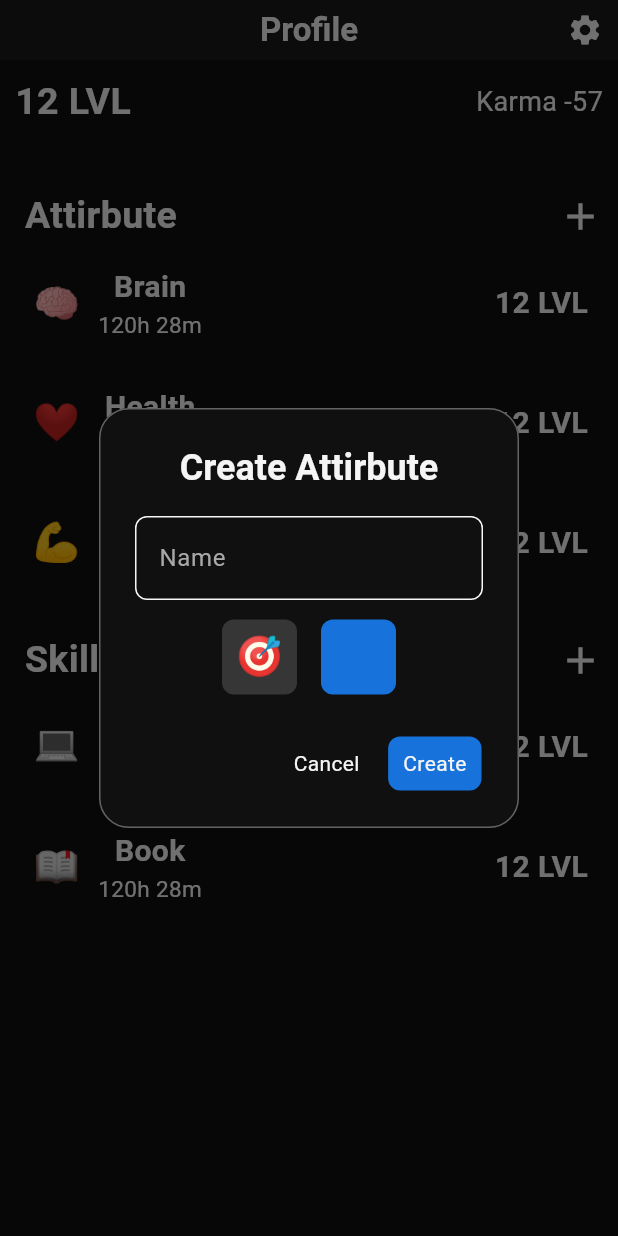
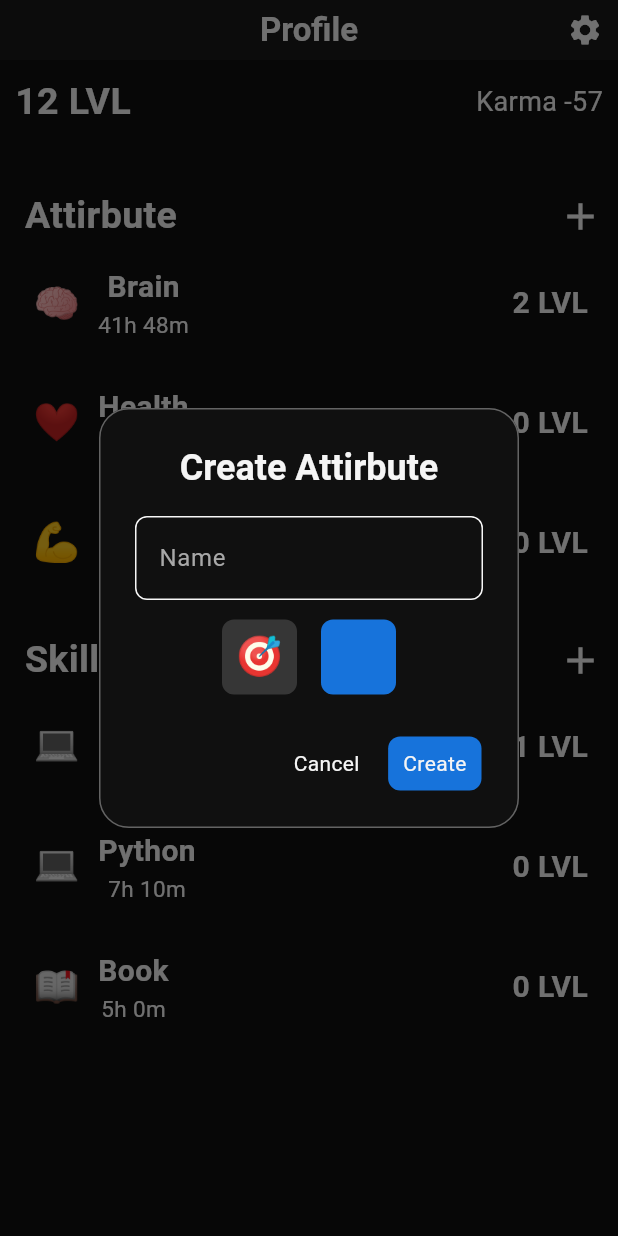
Before and after one commit to senabdulgani/gamify_todo, a Flutter app: the ProfilePage screen opened by its route, after a tap on the "add" icon, on a phone screen of 412 x 824 dp. Run offline on Flutter 3.47's test engine with Material 3 defaults, Android fonts, the phone set to English and light mode, and no system bars; our stand-ins replace device_info_plus, emoji_picker_flutter, flutter_screenutil, flutter_slidable, get, hive_flutter and 1 more; missing offline and left inert: duration_picker; accounts and stored records are empty.

Commit message:
toLevel && NavigatorService.goTo && TraitItemDetailed

```diff
--- a/lib/1 Core/extensions.dart
+++ b/lib/1 Core/extensions.dart
@@ -56,6 +56,13 @@ extension DurationFormatting on Duration {
     return "${minutes}m ${seconds}s";
   }
 
+  String textShort2hour() {
+    final hours = inHours.remainder(60);
+    final minutes = inMinutes.remainder(60);
+
+    return "${hours}h ${minutes}m";
+  }
+
   String textShort3() {
     final hours = inHours;
     final minutes = inMinutes.remainder(60);
@@ -70,6 +77,12 @@ extension DurationFormatting on Duration {
     } else {
       return textShort2();
     }
+  }
+
+  String toLevel() {
+    // TODO direkt her 15 saat 1 lvl olmasın. 1.1x olarak daha zorlaşsın mesela lvl atlamak veya 10,20,35,50,70,100 gibi manuel kontrol
+
+    return "${inHours ~/ 15} LVL";
   }
 }
 
--- a/lib/2 General/accessible.dart
+++ b/lib/2 General/accessible.dart
@@ -11,7 +11,7 @@ List<RutinModel> routineList = [
     id: 0,
     title: "Python",
     type: TaskTypeEnum.TIMER,
-    createdDate: DateTime.now(),
+    createdDate: DateTime.now().subtract(const Duration(days: 3)),
     startDate: DateTime.now(),
     isNotificationOn: false,
     remainingDuration: const Duration(hours: 1, minutes: 0),
@@ -21,7 +21,7 @@ List<RutinModel> routineList = [
     skillIDList: [1],
   ),
   RutinModel(
-    id: 0,
+    id: 1,
     title: "Meditasyon",
     type: TaskTypeEnum.TIMER,
     createdDate: DateTime.now(),
@@ -34,7 +34,7 @@ List<RutinModel> routineList = [
     skillIDList: [1],
   ),
   RutinModel(
-    id: 1,
+    id: 2,
     title: "Makale oku",
     type: TaskTypeEnum.COUNTER,
     createdDate: DateTime.now(),
@@ -46,7 +46,7 @@ List<RutinModel> routineList = [
     isCompleted: false,
   ),
   RutinModel(
-    id: 2,
+    id: 3,
     title: "Su iç",
     type: TaskTypeEnum.COUNTER,
     createdDate: DateTime.now(),
@@ -82,14 +82,21 @@ List<TraitModel> traitList = [
   ),
   // Skill
   TraitModel(
-    id: 0,
+    id: 3,
     title: 'Flutter',
     icon: "💻",
     type: TraitTypeEnum.SKILL,
     color: AppColors.red,
   ),
   TraitModel(
-    id: 1,
+    id: 4,
+    title: 'Python',
+    icon: "💻",
+    type: TraitTypeEnum.SKILL,
+    color: AppColors.yellow,
+  ),
+  TraitModel(
+    id: 5,
     title: 'Book',
     icon: "📖",
     type: TraitTypeEnum.SKILL,
--- a/lib/3 Page/Login/login_page.dart
+++ b/lib/3 Page/Login/login_page.dart
@@ -1,5 +1,7 @@
 import 'package:flutter/material.dart';
-import 'package:get/route_manager.dart';
+import 'package:gamify_todo/3%20Page/Login/register_page.dart';
+import 'package:gamify_todo/3%20Page/navbar_page_manager.dart';
+import 'package:gamify_todo/5%20Service/navigator_service.dart';
 
 class LoginApp extends StatelessWidget {
   const LoginApp({super.key});
@@ -64,7 +66,9 @@ class LoginScreen extends StatelessWidget {
       width: double.infinity,
       child: ElevatedButton(
         onPressed: () {
-          Get.toNamed('/navbar');
+          NavigatorService.goTo(
+            const NavbarPageManager(),
+          );
         },
         style: ElevatedButton.styleFrom(
           backgroundColor: Colors.blue,
@@ -82,7 +86,9 @@ class LoginScreen extends StatelessWidget {
       children: [
         GestureDetector(
           onTap: () {
-            Get.toNamed('/register');
+            NavigatorService.goTo(
+              const RegisterApp(),
+            );
           },
           child: const Text(
             'Hesap oluştur',
--- a/lib/3 Page/Profile/Widget/trait_item_detailed.dart
+++ b/lib/3 Page/Profile/Widget/trait_item_detailed.dart
@@ -1,5 +1,10 @@
 import 'package:flutter/material.dart';
+import 'package:gamify_todo/1%20Core/extensions.dart';
 import 'package:gamify_todo/2%20General/app_colors.dart';
+import 'package:gamify_todo/3%20Page/Trait%20Detail%20Page/tarit_detail_page.dart';
+import 'package:gamify_todo/5%20Service/navigator_service.dart';
+import 'package:gamify_todo/6%20Provider/task_provider.dart';
+import 'package:gamify_todo/7%20Enum/task_type_enum.dart';
 import 'package:gamify_todo/8%20Model/trait_model.dart';
 import 'package:get/route_manager.dart';
 
@@ -16,9 +21,28 @@ class TraitItemDetailed extends StatefulWidget {
 }
 
 class _TraitItemDetailedState extends State<TraitItemDetailed> {
+  late Duration totalDuration;
+
   @override
   void initState() {
     super.initState();
+
+    // TODO: burada her seferinde tüm listeyi kontrol etmek yerine bir üst sayfada tek seferde listeyi kontrol ederken süreleri dağıtmak olabilir mi?
+    // bu trait ile bağlantılı taskların sürelerini topla
+    totalDuration = TaskProvider().taskList.fold(
+      Duration.zero,
+      (previousValue, element) {
+        if (((element.skillIDList != null && element.skillIDList!.contains(widget.trait.id)) || (element.attirbuteIDList != null && element.attirbuteIDList!.contains(widget.trait.id))) && element.remainingDuration != null) {
+          return previousValue +
+              (element.type == TaskTypeEnum.CHECKBOX
+                  ? element.remainingDuration!
+                  : element.type == TaskTypeEnum.COUNTER
+                      ? element.remainingDuration! * element.currentCount!
+                      : element.currentDuration!);
+        }
+        return previousValue;
+      },
+    );
   }
 
   @override
@@ -30,7 +54,10 @@ class _TraitItemDetailedState extends State<TraitItemDetailed> {
         highlightColor: widget.trait.color,
         splashColor: widget.trait.color,
         onTap: () {
-          Get.toNamed('/traitDetail');
+          NavigatorService.goTo(
+            const TraitDetailPage(),
+            transition: Transition.rightToLeft,
+          );
         },
         child: Container(
           decoration: BoxDecoration(
@@ -60,18 +87,18 @@ class _TraitItemDetailedState extends State<TraitItemDetailed> {
                       fontWeight: FontWeight.bold,
                     ),
                   ),
-                  const Text(
-                    "120h 28m",
-                    style: TextStyle(
+                  Text(
+                    totalDuration.textShort2hour(),
+                    style: const TextStyle(
                       fontSize: 15,
                     ),
                   ),
                 ],
               ),
               const Spacer(),
-              const Text(
-                "12 LVL",
-                style: TextStyle(
+              Text(
+                totalDuration.toLevel(),
+                style: const TextStyle(
                   fontSize: 20,
                   fontWeight: FontWeight.bold,
                 ),
--- a/lib/3 Page/navbar_page_manager.dart
+++ b/lib/3 Page/navbar_page_manager.dart
@@ -1,10 +1,12 @@
 import 'package:flutter/material.dart';
 import 'package:gamify_todo/2%20General/app_colors.dart';
+import 'package:gamify_todo/3%20Page/Home/Add%20Task/add_task_page.dart';
 import 'package:gamify_todo/3%20Page/Home/home_page.dart';
 import 'package:gamify_todo/3%20Page/Profile/profile_page.dart';
 import 'package:gamify_todo/3%20Page/Store/store_page.dart';
+import 'package:gamify_todo/5%20Service/navigator_service.dart';
 import 'package:gamify_todo/6%20Provider/navbar_provider.dart';
-import 'package:get/route_manager.dart';
+import 'package:get/get_navigation/src/routes/transitions_type.dart';
 import 'package:provider/provider.dart';
 
 class NavbarPageManager extends StatefulWidget {
@@ -48,7 +50,10 @@ class _NavbarPageManagerState extends State<NavbarPageManager> with WidgetsBindi
                   borderRadius: AppColors.borderRadiusAll,
                 ),
                 onPressed: () {
-                  Get.toNamed('/addTask');
+                  NavigatorService.goTo(
+                    const AddTaskPage(),
+                    transition: Transition.downToUp,
+                  );
                 },
                 child: const Icon(Icons.add),
               )
--- a/lib/5 Service/navigator_service.dart
+++ b/lib/5 Service/navigator_service.dart
@@ -1,11 +1,36 @@
+import 'package:flutter/material.dart';
+import 'package:get/route_manager.dart';
 
-// ? veri gönder
+class NavigatorService {
+  static void goTo(
+    Widget page, {
+    Transition? transition,
+  }) {
+    Get.to(
+      () => page,
+      transition: transition ?? Transition.native,
+      fullscreenDialog: true,
+    );
+  }
+
+  static void goBack() {
+    Get.back();
+  }
+
+  static void goBackAll() {
+    Get.offAllNamed('/navbar');
+  }
+}
+
+
+
+// ! veri gönder
 // Get.toNamed('/second', arguments: {
 //   'name': 'Joseph Onalo',
 //   'age': 24,
 // });
 
-// ? veri al
+// ! veri al
 // class SecondScreen extends StatelessWidget {
 //   @override
 //   Widget build(BuildContext context) {
--- a/lib/6 Provider/task_provider.dart
+++ b/lib/6 Provider/task_provider.dart
@@ -1,5 +1,6 @@
 import 'package:flutter/material.dart';
 import 'package:gamify_todo/1%20Core/helper.dart';
+import 'package:gamify_todo/7%20Enum/task_status_enum.dart';
 import 'package:gamify_todo/7%20Enum/task_type_enum.dart';
 import 'package:gamify_todo/8%20Model/task_model.dart';
 
@@ -14,21 +15,62 @@ class TaskProvider with ChangeNotifier {
   TaskProvider._internal();
 
   List<TaskModel> taskList = [
-    // TaskModel(
-    //     id: 0,
-    //     rutinID: 0,
-    //     title: "Python",
-    //     type: TaskTypeEnum.TIMER,
-    //     taskDate: DateTime.now(),
-    //     isNotificationOn: false,
-    //     currentDuration: const Duration(hours: 0, minutes: 0),
-    //     remainingDuration: const Duration(hours: 1, minutes: 0),
-    //     attirbuteIDList: [1, 2],
-    //     skillIDList: [1],
-    //     isCompleted: false,
-    //     isTimerActive: false),
+    TaskModel(
+      id: 0,
+      rutinID: 0,
+      title: "Python",
+      type: TaskTypeEnum.TIMER,
+      taskDate: DateTime.now(),
+      isNotificationOn: false,
+      currentDuration: const Duration(hours: 7, minutes: 10),
+      remainingDuration: const Duration(hours: 1, minutes: 0),
+      attirbuteIDList: [0],
+      skillIDList: [4],
+      status: TaskStatusEnum.COMPLETED,
+      isTimerActive: false,
+    ),
     TaskModel(
       id: 1,
+      title: "makale",
+      type: TaskTypeEnum.COUNTER,
+      taskDate: DateTime.now(),
+      isNotificationOn: false,
+      remainingDuration: const Duration(hours: 0, minutes: 15),
+      targetCount: 50,
+      currentCount: 20,
+      attirbuteIDList: [0],
+      skillIDList: [5],
+      status: TaskStatusEnum.FAILED,
+      isTimerActive: false,
+    ),
+    TaskModel(
+      id: 2,
+      title: "next level",
+      type: TaskTypeEnum.TIMER,
+      taskDate: DateTime.now().subtract(const Duration(days: 1)),
+      isNotificationOn: false,
+      remainingDuration: const Duration(hours: 6, minutes: 0),
+      currentDuration: const Duration(hours: 14, minutes: 49),
+      attirbuteIDList: [0],
+      skillIDList: [3],
+      status: TaskStatusEnum.FAILED,
+      isTimerActive: false,
+    ),
+    TaskModel(
+      id: 3,
+      title: "next level",
+      type: TaskTypeEnum.TIMER,
+      taskDate: DateTime.now(),
+      isNotificationOn: false,
+      remainingDuration: const Duration(hours: 6, minutes: 0),
+      currentDuration: const Duration(hours: 14, minutes: 49),
+      attirbuteIDList: [0],
+      skillIDList: [3],
+      status: TaskStatusEnum.FAILED,
+      isTimerActive: false,
+    ),
+    TaskModel(
+      id: 4,
       title: "çöp at",
       type: TaskTypeEnum.CHECKBOX,
       taskDate: DateTime.now(),
```
